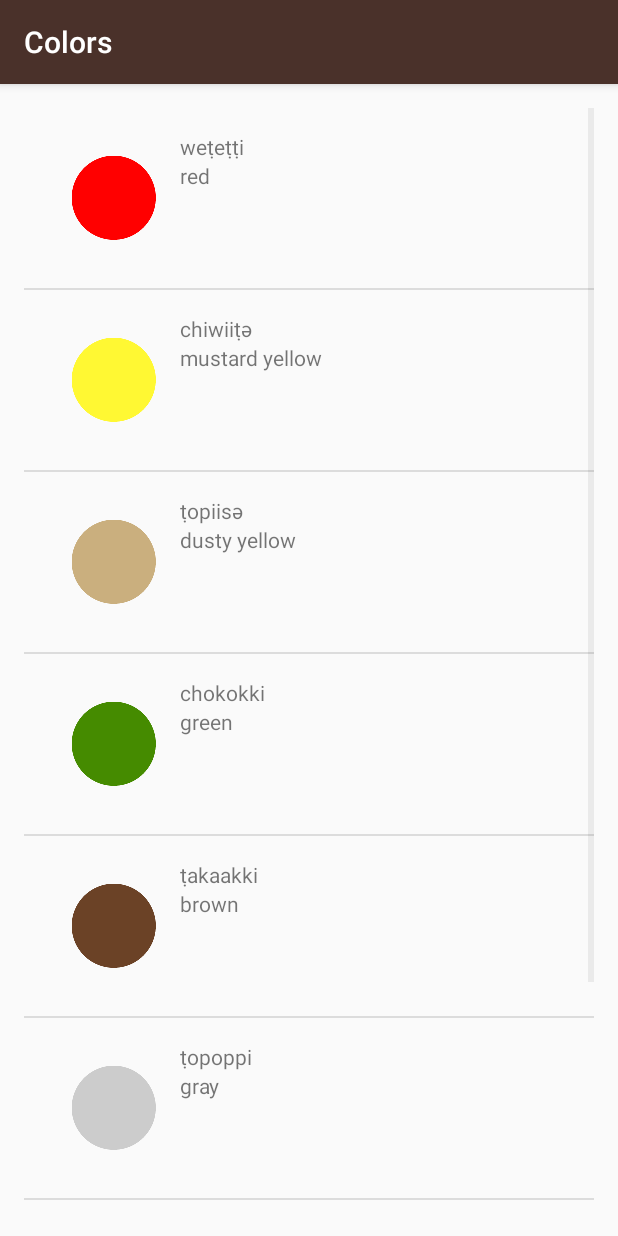
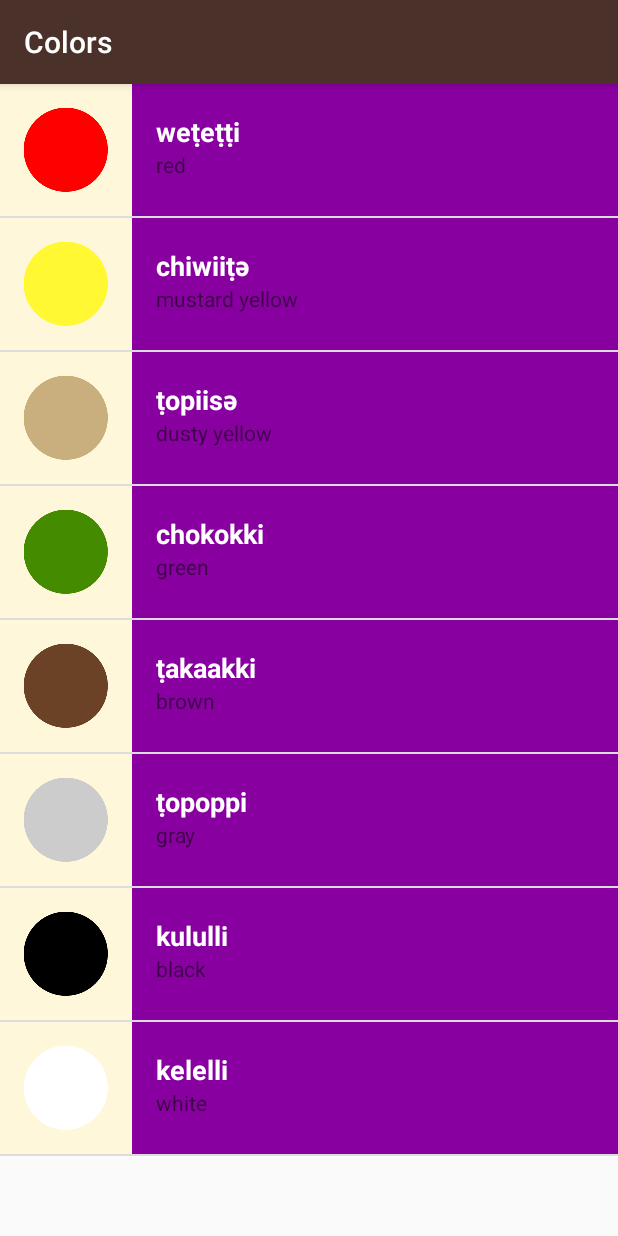
Before and after one commit to maaliHasan/Miwok, an Android app: the ColorsActivity screen opened directly, with no data from a screen before it, on a phone screen of 412 x 824 dp. Run offline under Robolectric (Android 15) with nearby library versions, the light colour scheme and no system bars.

Commit message:
lesson two is finished

```diff
--- a/app/src/main/java/com/example/android/miwok/ColorsActivity.java
+++ b/app/src/main/java/com/example/android/miwok/ColorsActivity.java
@@ -26,7 +26,7 @@ public class ColorsActivity extends AppCompatActivity {
         words.add(new Word("white", "kelelli",R.drawable.color_white));
         /* the arrayAdapter except list view with one textview  SO we need to create a custom adapter*/
 
-        WordAdapter itemsAdapter = new WordAdapter(this, words);
+        WordAdapter itemsAdapter = new WordAdapter(this, words,R.color.category_colors);
         ListView listView = (ListView) findViewById(R.id.list);
 
         assert listView != null;
--- a/app/src/main/java/com/example/android/miwok/FamilyActivity.java
+++ b/app/src/main/java/com/example/android/miwok/FamilyActivity.java
@@ -7,7 +7,6 @@ import android.widget.ListView;
 import java.util.ArrayList;
 
 public class FamilyActivity extends AppCompatActivity {
-
     @Override
     protected void onCreate(Bundle savedInstanceState) {
         super.onCreate(savedInstanceState);
@@ -28,7 +27,7 @@ public class FamilyActivity extends AppCompatActivity {
 
         /* the arrayAdapter except list view with one textview  SO we need to create a custom adapter*/
 
-        WordAdapter itemsAdapter = new WordAdapter(this, words);
+        WordAdapter itemsAdapter = new WordAdapter(this, words,R.color.category_family);
         ListView listView = (ListView) findViewById(R.id.list);
         assert listView != null;
         listView.setAdapter(itemsAdapter);
--- a/app/src/main/java/com/example/android/miwok/NumbersActivity.java
+++ b/app/src/main/java/com/example/android/miwok/NumbersActivity.java
@@ -28,7 +28,7 @@ public class NumbersActivity extends AppCompatActivity {
 
         /* the arrayAdapter except list view with one textview  SO we need to create a custom adapter*/
 
-        WordAdapter itemsAdapter = new WordAdapter(this, words);
+        WordAdapter itemsAdapter = new WordAdapter(this, words,R.color.category_numbers);
         ListView listView = (ListView) findViewById(R.id.list);
         assert listView != null;
         listView.setAdapter(itemsAdapter);
--- a/app/src/main/java/com/example/android/miwok/PhrasesActivity.java
+++ b/app/src/main/java/com/example/android/miwok/PhrasesActivity.java
@@ -26,7 +26,7 @@ public class PhrasesActivity extends AppCompatActivity {
         words.add(new Word("Come here.", "әnni'nem"));
         /* the arrayAdapter except list view with one textview  SO we need to create a custom adapter*/
 
-        WordAdapter itemsAdapter = new WordAdapter(this, words);
+        WordAdapter itemsAdapter = new WordAdapter(this, words,R.color.category_phrases);
 
         ListView listView = (ListView) findViewById(R.id.list);
         assert listView != null;
--- a/app/src/main/java/com/example/android/miwok/WordAdapter.java
+++ b/app/src/main/java/com/example/android/miwok/WordAdapter.java
@@ -2,49 +2,53 @@ package com.example.android.miwok;
 
 import android.app.Activity;
 import android.support.v4.content.ContextCompat;
-import android.util.Log;
 import android.view.LayoutInflater;
 import android.view.View;
 import android.view.ViewGroup;
 import android.widget.ImageView;
 import android.widget.TextView;
+
 import java.util.ArrayList;
-
-import static com.example.android.miwok.R.id.imgView;
 
 /**
  * Created by mhasan on 5/28/2017.
- *
  */
 
 public class WordAdapter extends android.widget.ArrayAdapter {
+    public int mColorResourceId;
 
-    public WordAdapter(Activity context, ArrayList<Word> words) {
+    public WordAdapter(Activity context, ArrayList<Word> words, int color) {
         super(context, 0, words);
+        mColorResourceId = color;
     }
+
     @Override
     public View getView(int position, View convertView, ViewGroup parent) {
         View listItemView = convertView;
         if (listItemView == null) {
             listItemView = LayoutInflater.from(getContext()).inflate(
                     R.layout.list_item, parent, false);
+
         }
 
         Word currentWord = (Word) getItem(position);
         TextView defaultTextView = (TextView) listItemView.findViewById(R.id.deafault_text_view);
         defaultTextView.setText(currentWord.getDefaultTranslation());
 
-        TextView miwokTextView=(TextView)listItemView.findViewById(R.id.miwok_text_view);
+        TextView miwokTextView = (TextView) listItemView.findViewById(R.id.miwok_text_view);
         miwokTextView.setText(currentWord.getMiwokTranslation());
 
-        ImageView imgView=(ImageView)listItemView.findViewById(R.id.imgView);
-        if(currentWord.hasImageView()){
+        ImageView imgView = (ImageView) listItemView.findViewById(R.id.imgView);
+        if (currentWord.hasImageView()) {
             imgView.setImageResource(currentWord.getImgView());
             imgView.setVisibility(View.VISIBLE);
-        }
-        else{
+        } else {
             imgView.setVisibility(View.GONE);
         }
+
+        View textContainer = listItemView.findViewById(R.id.text_container);
+        int color = ContextCompat.getColor(getContext(), mColorResourceId);
+        textContainer.setBackgroundColor(color);
 
         return listItemView;
     }
--- a/app/src/main/res/layout/list_item.xml
+++ b/app/src/main/res/layout/list_item.xml
@@ -1,34 +1,47 @@
 <?xml version="1.0" encoding="utf-8"?>
-<LinearLayout
-    xmlns:android="http://schemas.android.com/apk/res/android"
+<LinearLayout xmlns:android="http://schemas.android.com/apk/res/android"
     xmlns:tools="http://schemas.android.com/tools"
-    android:orientation="vertical"
     android:layout_width="match_parent"
-    android:layout_height="match_parent"
-    android:padding="16sp">
+    android:layout_height="wrap_content"
+    android:minHeight="@dimen/list_item_height"
+    android:orientation="horizontal"
+    android:background="@color/tan_background">
 
-    <RelativeLayout
+
+    <ImageView
+        android:id="@+id/imgView"
+        android:layout_width="@dimen/image_view_width"
+        android:layout_height="@dimen/image_view_width"
+         />
+
+    <LinearLayout
+        android:id="@+id/text_container"
         android:layout_width="match_parent"
-        android:layout_height="wrap_content">
-        <ImageView
-            android:layout_width="wrap_content"
-            android:layout_height="wrap_content"
-            android:id="@+id/imgView"
-            />
+        android:layout_height="match_parent"
+        android:orientation="vertical"
+        android:paddingLeft="16dp"
+       >
+
         <TextView
-            android:layout_width="wrap_content"
-            android:layout_height="wrap_content"
             android:id="@+id/miwok_text_view"
-            android:layout_toRightOf="@+id/imgView"
-            tools:text="lutii"
-            />
+            android:layout_width="match_parent"
+            android:layout_height="0dp"
+            android:layout_weight="1"
+            android:gravity="bottom"
+            android:textColor="@color/miwok_word_color"
+            android:textSize="18sp"
+            android:textStyle="bold"
+            tools:text="lutii" />
+
         <TextView
-            android:layout_width="wrap_content"
-            android:layout_height="wrap_content"
             android:id="@+id/deafault_text_view"
-            android:layout_below="@+id/miwok_text_view"
-            android:layout_toRightOf="@+id/imgView"
-            tools:text="one"
-            />
-   </RelativeLayout>
+            android:layout_width="match_parent"
+            android:layout_height="0dp"
+            android:layout_weight="1"
+            android:gravity="top"
+            tools:text="one" />
+
+    </LinearLayout>
+
+
 </LinearLayout>
--- a/app/src/main/res/layout/word_list.xml
+++ b/app/src/main/res/layout/word_list.xml
@@ -5,8 +5,5 @@
     android:orientation="vertical"
     android:layout_width="match_parent"
     android:layout_height="match_parent"
-    android:paddingBottom="@dimen/activity_vertical_margin"
-    android:paddingLeft="@dimen/activity_horizontal_margin"
-    android:paddingRight="@dimen/activity_horizontal_margin"
-    android:paddingTop="@dimen/activity_vertical_margin"
-    tools:context="com.example.android.miwok.NumbersActivity"/>
+    tools:context="com.example.android.miwok.NumbersActivity"
+    />
--- a/app/src/main/res/values/colors.xml
+++ b/app/src/main/res/values/colors.xml
@@ -34,4 +34,8 @@
 
     <!-- Background color for the phrases category -->
     <color name="category_phrases">#16AFCA</color>
+    <!-- text color for the miwok category -->
+    <color name="miwok_word_color">#FFFFFF</color>
+    <color name="image_view_color">#FFF7DA</color>
+    <color name="background_color">#FD8E09</color>
 </resources>
--- a/app/src/main/res/values/dimens.xml
+++ b/app/src/main/res/values/dimens.xml
@@ -15,7 +15,6 @@
 <resources>
     <!-- Height of each list item -->
     <dimen name="list_item_height">88dp</dimen>
-    <!-- Default screen margins, per the Android Design guidelines. -->
-    <dimen name="activity_horizontal_margin">16dp</dimen>
-    <dimen name="activity_vertical_margin">16dp</dimen>
+    <dimen name="image_view_width">88dp</dimen>
+    <dimen name="image_view_height">88dp</dimen>
 </resources>
```
Also changed, not shown: 1 other file.
